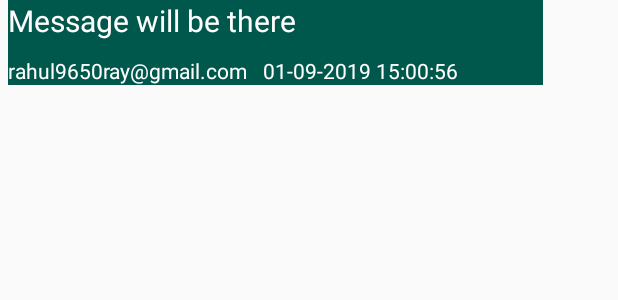
After one commit to raystatic/FunChat, an Android app: the layout chat_adapter_layout.xml on its own in the app's theme, with its tools: preview values and no code run, on a phone screen of 412 x 824 dp. The commit adds this screen. Shown: the top 300 px of the screen. Run offline under Robolectric (Android 15) with nearby library versions, the phone set to English and light mode, and no system bars.

Commit message:
chat done using firebase database

```diff
--- a/app/build.gradle
+++ b/app/build.gradle
@@ -31,7 +31,9 @@ dependencies {
     implementation 'androidx.core:core-ktx:1.0.1'
     implementation 'androidx.constraintlayout:constraintlayout:1.1.3'
     implementation 'com.google.firebase:firebase-auth:16.0.5'
+    implementation 'com.google.firebase:firebase-database:16.0.4'
     testImplementation 'junit:junit:4.12'
     androidTestImplementation 'androidx.test:runner:1.1.1'
     androidTestImplementation 'androidx.test.espresso:espresso-core:3.1.1'
+    implementation 'androidx.recyclerview:recyclerview:1.1.0-beta03'
 }
--- a/app/src/main/AndroidManifest.xml
+++ b/app/src/main/AndroidManifest.xml
@@ -11,6 +11,8 @@
             android:roundIcon="@mipmap/ic_launcher_round"
             android:supportsRtl="true"
             android:theme="@style/AppTheme">
+        <activity android:name=".ChatActivity">
+        </activity>
         <activity android:name=".LoginActivity">
         </activity>
         <activity android:name=".MainActivity">
--- a/app/src/main/java/com/example/funchat/LoginActivity.java
+++ b/app/src/main/java/com/example/funchat/LoginActivity.java
@@ -57,6 +57,8 @@ public class LoginActivity extends AppCompatActivity {
                                 public void onComplete(@NonNull Task<AuthResult> task) {
                                     if (task.isSuccessful()){
                                         showToast("User Login successfully : "+mAuth.getCurrentUser());
+                                        startActivity(new Intent(LoginActivity.this,ChatActivity.class));
+                                        finish();
                                     }else{
                                         showToast("User Login failed!"+task.getException());
                                     }
--- a/app/src/main/java/com/example/funchat/MainActivity.java
+++ b/app/src/main/java/com/example/funchat/MainActivity.java
@@ -57,6 +57,8 @@ public class MainActivity extends AppCompatActivity {
                                 public void onComplete(@NonNull Task<AuthResult> task) {
                                     if (task.isSuccessful()){
                                         showToast("User registered : "+mAuth.getCurrentUser());
+                                        startActivity(new Intent(MainActivity.this,ChatActivity.class));
+                                        finish();
                                     }else{
                                         showToast("User registration failed!"+task.getException());
                                     }
--- /dev/null
+++ b/app/src/main/res/layout/chat_adapter_layout.xml
@@ -0,0 +1,46 @@
+<?xml version="1.0" encoding="utf-8"?>
+<RelativeLayout xmlns:android="http://schemas.android.com/apk/res/android"
+              android:orientation="vertical"
+              android:layout_width="match_parent"
+              android:layout_height="wrap_content"
+                android:layout_marginEnd="50dp"
+                android:layout_marginBottom="20dp"
+                android:layout_marginStart="5dp"
+                android:background="@color/colorPrimaryDark">
+
+    <TextView
+        android:layout_width="wrap_content"
+        android:layout_height="wrap_content"
+        android:text="Message will be there"
+        android:textSize="20sp"
+        android:textColor="#fff"
+        android:id="@+id/chat_adapter_msg"/>
+
+    <RelativeLayout
+        android:layout_width="wrap_content"
+        android:layout_height="wrap_content"
+        android:layout_below="@+id/chat_adapter_msg"
+        android:layout_marginTop="10dp">
+
+        <TextView
+            android:layout_width="wrap_content"
+            android:layout_height="wrap_content"
+            android:text="rahul9650ray@gmail.com"
+            android:id="@+id/email_adapter_chat"
+            android:textColor="#fff"
+            android:textSize="14sp"/>
+
+        <TextView
+                android:layout_width="wrap_content"
+                android:layout_height="wrap_content"
+                android:text="01-09-2019 15:00:56"
+                android:id="@+id/time_adapter_chat"
+                android:layout_toRightOf="@+id/email_adapter_chat"
+                android:layout_marginLeft="10dp"
+                android:textColor="#fff"
+                android:textSize="14sp"/>
+
+    </RelativeLayout>
+
+
+</RelativeLayout>
```
Also changed, not shown: app/src/main/java/com/example/funchat/ChatActivity.java (added, +97 -0 lines), app/src/main/java/com/example/funchat/ChatAdapter.java (added, +59 -0 lines), app/src/main/java/com/example/funchat/ChatModel.java (added, +30 -0 lines), app/src/main/res/layout/activity_chat.xml (added, +46 -0 lines).
